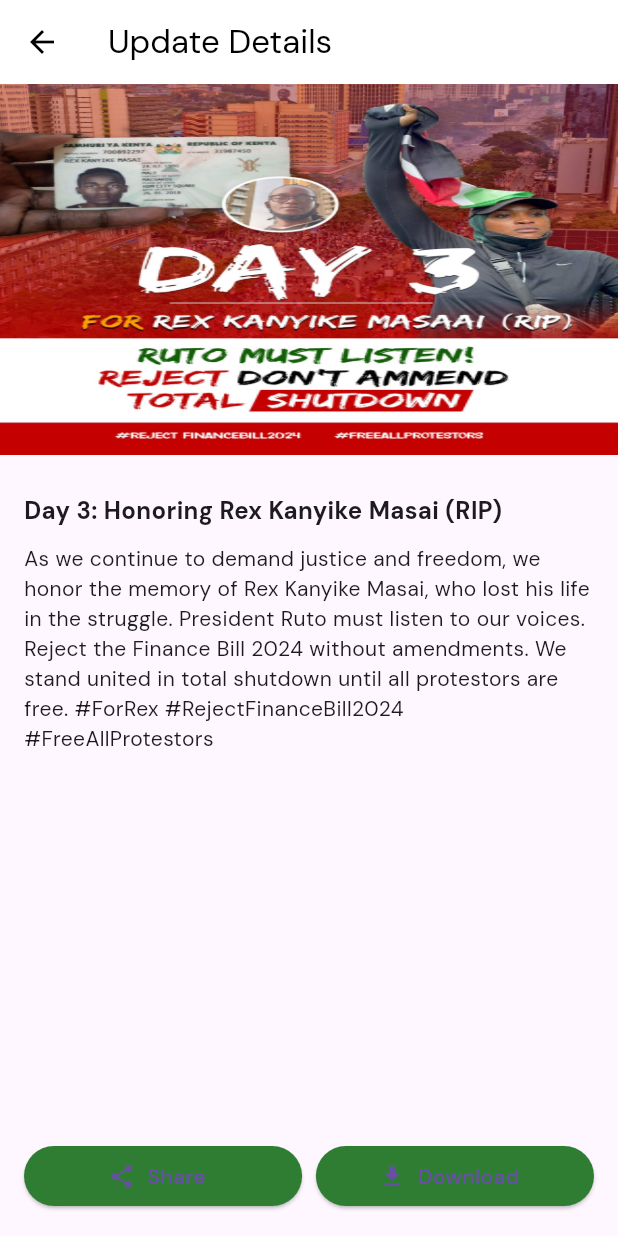
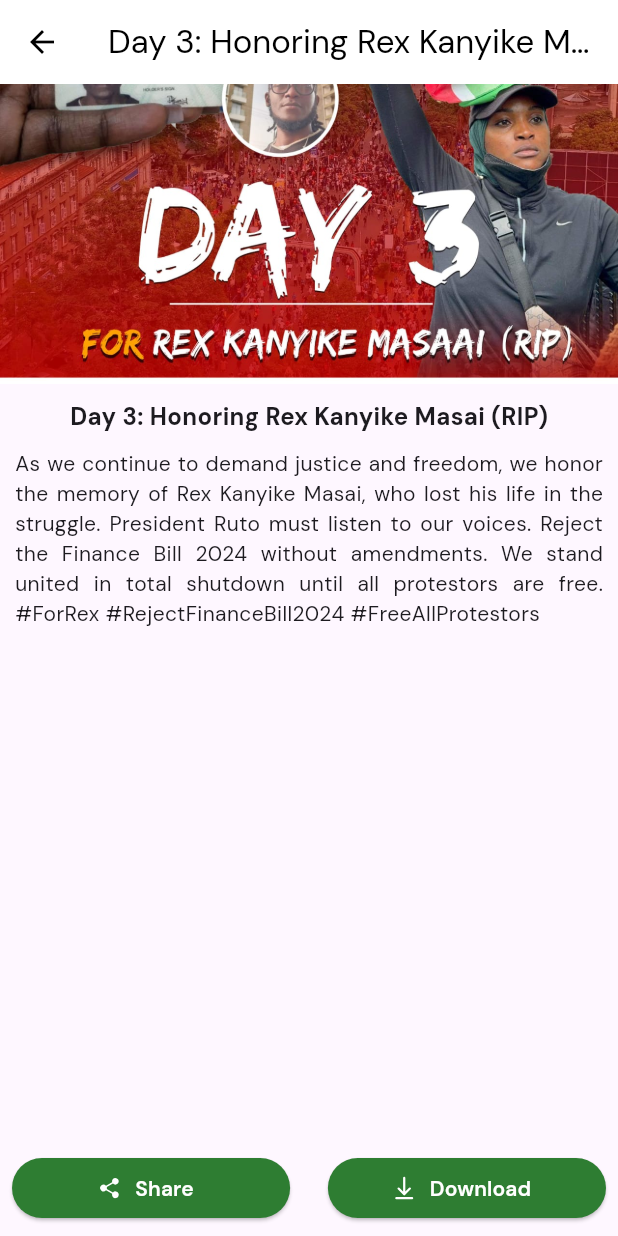
Before and after one commit to Haki-Hub/haki-hub-mobile, a Flutter app: the UpdatesPage screen opened directly, after a tap on "Day 3: Honoring Rex Kanyike Masai (RIP)", on a phone screen of 412 x 824 dp. Run offline on Flutter 3.47's test engine with Material 3 defaults, Android fonts, the phone set to English and light mode, and no system bars; our stand-ins replace carousel_slider, fluentui_system_icons, flutter_svg, google_fonts, transparent_image.

Commit message:
update: UI improvements to the updates and content detail page

```diff
--- a/lib/presentation/content/pages/update_details_page.dart
+++ b/lib/presentation/content/pages/update_details_page.dart
@@ -1,15 +1,15 @@
 import 'package:flutter/material.dart';
+import 'package:transparent_image/transparent_image.dart';
+import 'package:fluentui_system_icons/fluentui_system_icons.dart';
+
 import 'package:haki_hub/domain/models/content.dart';
-import 'package:haki_hub/domain/value_objects/app_colors.dart';
 import 'package:haki_hub/domain/value_objects/spaces.dart';
 import 'package:haki_hub/domain/value_objects/strings.dart';
+import 'package:haki_hub/domain/value_objects/app_colors.dart';
 import 'package:haki_hub/presentation/shared/app_scaffold.dart';
 
 class UpdateDetailsPage extends StatelessWidget {
-  const UpdateDetailsPage({
-    super.key,
-    required this.content,
-  });
+  const UpdateDetailsPage({ super.key, required this.content });
 
   final Content content;
 
@@ -18,51 +18,50 @@ class UpdateDetailsPage extends StatelessWidget {
     final Size mediaQuerySize = MediaQuery.sizeOf(context);
 
     return AppScaffold(
-      title: updateDetailsString,
+      title: content.title,
       body: Stack(
         children: [
           SingleChildScrollView(
             child: Column(
               children: [
-                SizedBox(
-                  width: double.infinity,
-                  height: mediaQuerySize.width * 0.6,
-                  child: Image.asset(
-                    content.thumbnail,
-                    fit: BoxFit.fill,
+                Hero(
+                  tag: content.thumbnail,
+                  child: FadeInImage(
+                    placeholder: MemoryImage(kTransparentImage),
+                    image: AssetImage(content.thumbnail),
+                    height: 200,
+                    width: double.infinity,
+                    fit: BoxFit.cover,
+                  )
+                ),
+                smallVerticalSizedBox,
+                Padding(
+                  padding: const EdgeInsets.symmetric(horizontal: 8),
+                  child: Text(
+                    content.title,
+                    style: const TextStyle(
+                      fontSize: 16,
+                      fontWeight: FontWeight.w700,
+                    ),
                   ),
                 ),
                 smallVerticalSizedBox,
                 Padding(
-                  padding: const EdgeInsets.all(16.0),
-                  child: Column(
-                    crossAxisAlignment: CrossAxisAlignment.start,
-                    children: [
-                      Text(
-                        content.title,
-                        style: const TextStyle(
-                          fontWeight: FontWeight.w700,
-                          fontSize: 16,
-                        ),
-                      ),
-                      smallVerticalSizedBox,
-                      Text(
-                        content.description!,
-                        style: const TextStyle(
-                          fontSize: 14,
-                          height: 1.4,
-                        ),
-                      ),
-                    ],
+                  padding: const EdgeInsets.symmetric(horizontal: 10),
+                  child: Text(
+                    content.description!,
+                    style: const TextStyle(fontSize: 14, height: 1.4),
+                    textAlign: TextAlign.justify
                   ),
                 ),
               ],
             ),
           ),
+
           Align(
             alignment: Alignment.bottomCenter,
             child: Padding(
-              padding: const EdgeInsets.all(16.0),
+              padding: const EdgeInsets.all(8.0),
               child: Row(
                 mainAxisAlignment: MainAxisAlignment.spaceBetween,
                 children: [
@@ -76,11 +75,13 @@ class UpdateDetailsPage extends StatelessWidget {
                         ),
                       ),
                       icon: const Icon(
-                        Icons.share,
+                        FluentIcons.share_android_24_filled, color: Colors.white,
                       ),
                       label: const Text(
                         shareString,
-                        style: TextStyle(fontWeight: FontWeight.w600),
+                        style: TextStyle(
+                          fontWeight: FontWeight.w600, color: Colors.white
+                        ),
                       ),
                     ),
                   ),
@@ -94,11 +95,13 @@ class UpdateDetailsPage extends StatelessWidget {
                         ),
                       ),
                       icon: const Icon(
-                        Icons.download,
+                        FluentIcons.arrow_download_24_filled, color: Colors.white,
                       ),
                       label: const Text(
                         downloadString,
-                        style: TextStyle(fontWeight: FontWeight.w600),
+                        style: TextStyle(
+                          fontWeight: FontWeight.w600, color: Colors.white
+                        ),
                       ),
                     ),
                   ),
--- a/lib/presentation/content/pages/updates_page.dart
+++ b/lib/presentation/content/pages/updates_page.dart
@@ -1,10 +1,11 @@
 import 'package:flutter/material.dart';
+
+import 'package:haki_hub/routes/routes.dart';
 import 'package:haki_hub/domain/models/content.dart';
+import 'package:haki_hub/domain/value_objects/utils.dart';
 import 'package:haki_hub/domain/value_objects/strings.dart';
-import 'package:haki_hub/domain/value_objects/utils.dart';
+import 'package:haki_hub/presentation/shared/app_scaffold.dart';
 import 'package:haki_hub/presentation/content/widget/content_card.dart';
-import 'package:haki_hub/presentation/shared/app_scaffold.dart';
-import 'package:haki_hub/routes/routes.dart';
 
 class UpdatesPage extends StatelessWidget {
   const UpdatesPage({super.key});
@@ -18,11 +19,11 @@ class UpdatesPage extends StatelessWidget {
       title: protestUpdatesString,
       body: SingleChildScrollView(
         child: Padding(
-          padding: const EdgeInsets.all(16.0),
+          padding: const EdgeInsets.all(5),
           child: Column(children: [
             ...contentData.map(
               (Content content) => ContentCard(
-                subtitle: content.subtitle!,
+                title: content.title,
                 imageName: content.thumbnail,
                 onTap: () => Navigator.of(context).pushNamed(
                   AppRoutes.updateDetailsPage,
--- a/lib/presentation/content/widget/content_card.dart
+++ b/lib/presentation/content/widget/content_card.dart
@@ -1,94 +1,59 @@
 import 'package:flutter/material.dart';
+import 'package:transparent_image/transparent_image.dart';
+
 import 'package:haki_hub/domain/value_objects/app_colors.dart';
-import 'package:haki_hub/domain/value_objects/spaces.dart';
-import 'package:haki_hub/domain/value_objects/strings.dart';
 
 class ContentCard extends StatelessWidget {
   const ContentCard({
     super.key,
-    required this.subtitle,
+    required this.title,
     required this.imageName,
     required this.onTap,
   });
 
-  final String subtitle;
+  final String title;
   final String imageName;
   final VoidCallback onTap;
 
   @override
   Widget build(BuildContext context) {
-    final Size mediaQuerySize = MediaQuery.sizeOf(context);
 
-    return Column(
+    return Card(
+      clipBehavior: Clip.hardEdge,
+      margin: const EdgeInsets.all(5),
+      shape: RoundedRectangleBorder(borderRadius: BorderRadius.circular(10)),
+      child: InkWell(
+        onTap: onTap,
+        child: Stack(
           children: [
-        InkWell(
-          onTap: onTap,
+            Hero(
+              tag: imageName,
+              child: FadeInImage(
+                placeholder: MemoryImage(kTransparentImage),
+                image: AssetImage(imageName),
+                height: 150,
+                width: double.infinity,
+                fit: BoxFit.cover,
+              )
+            ),
+            Positioned(
+              bottom: 0, left: 0, right: 0,
               child: Container(
-            width: double.infinity,
-            height: mediaQuerySize.width * 0.4,
-            decoration: BoxDecoration(
-              borderRadius: const BorderRadius.all(
-                Radius.circular(10),
-              ),
-              border: Border.all(color: AppColors.secondaryColor500),
-            ),
-            child: Row(
-              children: [
-                SizedBox(
-                  width:
-                      mediaQuerySize.width * 0.4, // Image takes half of the card's width
-                  child: ClipRRect(
-                    borderRadius: const BorderRadius.only(
-                      topLeft: Radius.circular(10),
-                      bottomLeft: Radius.circular(10),
-                    ),
-                    child: Image.asset(
-                      imageName,
-                      fit: BoxFit.cover,
-                    ),
-                  ),
-                ),
-                Expanded(
-                  child: Padding(
-                    padding: const EdgeInsets.all(10.0),
-                    child: Column(
-                      crossAxisAlignment: CrossAxisAlignment.start,
-                      mainAxisAlignment: MainAxisAlignment.center,
-                      children: [
-                        Text(
-                          subtitle,
+                padding: const EdgeInsets.all(8),
+                color: Colors.black54,
+                child: Text(
+                  title,
                   style: const TextStyle(
                     fontSize: 16,
                     fontWeight: FontWeight.w700,
-                            color: AppColors.primaryColor500,
-                          ),
-                          overflow: TextOverflow.ellipsis,
-                          maxLines: 5,
-                        ),
-                        smallVerticalSizedBox,
-                        const Row(
-                          mainAxisAlignment: MainAxisAlignment.spaceBetween,
-                          children: [
-                            Text(
-                              readMoreString,
-                              style: TextStyle(
-                                fontSize: 14,
-                                fontWeight: FontWeight.w700,
-                                color: AppColors.secondaryColor500,
+                    color: AppColors.primaryColor100,
                   ),
                 ),
-                          ],
-                        ),
+              )
+            )
           ],
         ),
       ),
-                ),
-              ],
-            ),
-          ),
-        ),
-        size15VerticalSizedBox,
-      ],
     );
   }
 }
--- a/lib/presentation/home/pages/home_page.dart
+++ b/lib/presentation/home/pages/home_page.dart
@@ -31,9 +31,7 @@ class HomePage extends StatelessWidget {
                   width: double.infinity,
                 ),
                 Positioned(
-                  bottom: 0,
-                  left: 0,
-                  right: 0,
+                  bottom: 0, left: 0, right: 0,
                   child: Padding(
                     padding: const EdgeInsets.only(bottom: 10),
                     child: CarouselSlider(
--- a/pubspec.yaml
+++ b/pubspec.yaml
@@ -16,6 +16,7 @@ dependencies:
   url_launcher: ^6.3.0
   fluentui_system_icons: ^1.1.244
   google_fonts: ^6.2.1
+  transparent_image: ^2.0.1
 
 dev_dependencies:
   flutter_test:
```
Also changed, not shown: pubspec.lock. Lines whose indentation alone changed are shown as unchanged.
